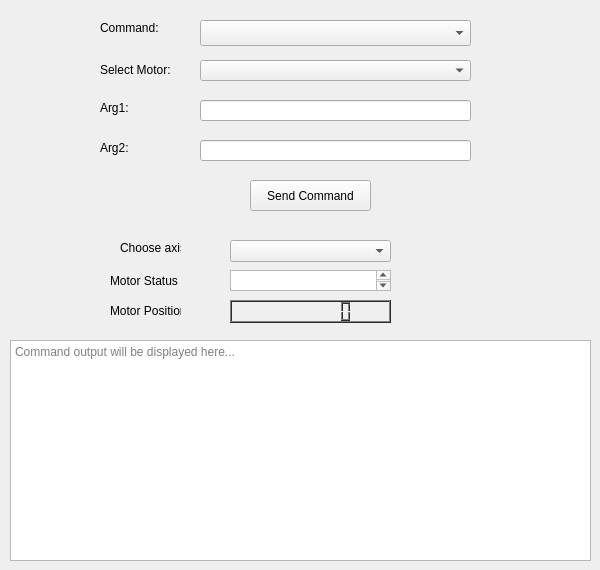
First picture: the form in Widget/main_window.ui, repository JetLuck12/University_project, before the edit.
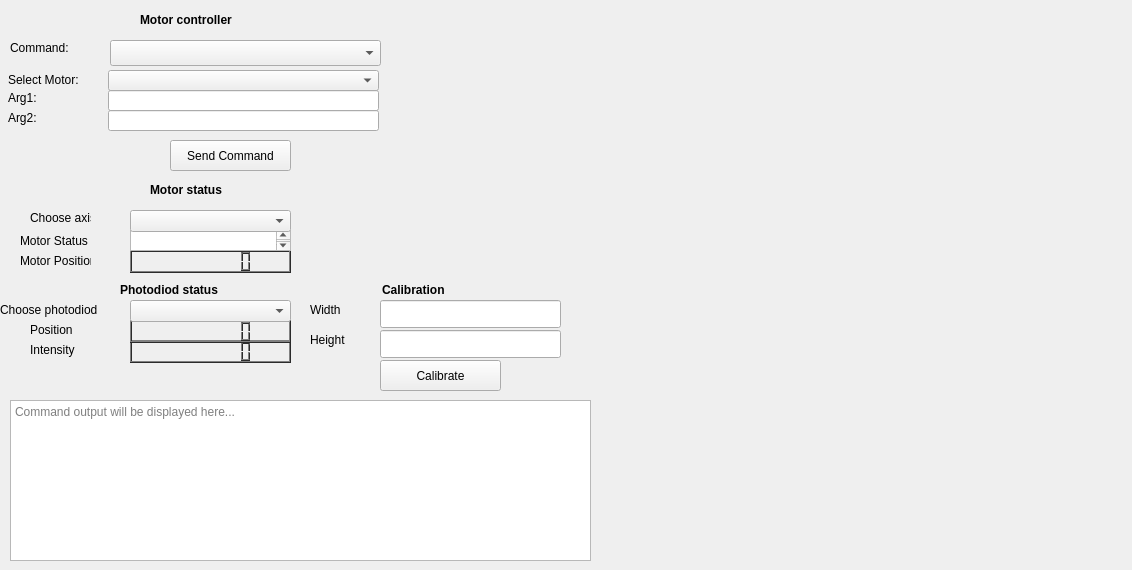
Second picture: the form after the edit.

Diff of the .ui file:
```diff
--- a/Widget/main_window.ui
+++ b/Widget/main_window.ui
@@ -6,7 +6,7 @@
    <rect>
     <x>0</x>
     <y>0</y>
-    <width>600</width>
+    <width>1132</width>
     <height>570</height>
    </rect>
   </property>
@@ -17,8 +17,8 @@
    <widget class="QLabel" name="label_command">
     <property name="geometry">
      <rect>
-      <x>100</x>
-      <y>20</y>
+      <x>10</x>
+      <y>40</y>
       <width>71</width>
       <height>16</height>
      </rect>
@@ -30,8 +30,8 @@
    <widget class="QLabel" name="label_select_motor">
     <property name="geometry">
      <rect>
-      <x>100</x>
-      <y>60</y>
+      <x>8</x>
+      <y>70</y>
       <width>91</width>
       <height>20</height>
      </rect>
@@ -43,8 +43,8 @@
    <widget class="QComboBox" name="combo_motor">
     <property name="geometry">
      <rect>
-      <x>200</x>
-      <y>60</y>
+      <x>108</x>
+      <y>70</y>
       <width>271</width>
       <height>21</height>
      </rect>
@@ -53,8 +53,8 @@
    <widget class="QLabel" name="label_arg1">
     <property name="geometry">
      <rect>
-      <x>100</x>
-      <y>100</y>
+      <x>8</x>
+      <y>90</y>
       <width>47</width>
       <height>16</height>
      </rect>
@@ -66,8 +66,8 @@
    <widget class="QLineEdit" name="line_arg1">
     <property name="geometry">
      <rect>
-      <x>200</x>
-      <y>100</y>
+      <x>108</x>
+      <y>90</y>
       <width>271</width>
       <height>21</height>
      </rect>
@@ -76,8 +76,8 @@
    <widget class="QLabel" name="label_arg2">
     <property name="geometry">
      <rect>
-      <x>100</x>
-      <y>140</y>
+      <x>8</x>
+      <y>110</y>
       <width>47</width>
       <height>16</height>
      </rect>
@@ -89,8 +89,8 @@
    <widget class="QLineEdit" name="line_arg2">
     <property name="geometry">
      <rect>
-      <x>200</x>
-      <y>140</y>
+      <x>108</x>
+      <y>110</y>
       <width>271</width>
       <height>21</height>
      </rect>
@@ -99,8 +99,8 @@
    <widget class="QPushButton" name="button_send">
     <property name="geometry">
      <rect>
-      <x>250</x>
-      <y>180</y>
+      <x>170</x>
+      <y>140</y>
       <width>121</width>
       <height>31</height>
      </rect>
@@ -112,8 +112,8 @@
    <widget class="QLabel" name="label_motor_info">
     <property name="geometry">
      <rect>
-      <x>110</x>
-      <y>270</y>
+      <x>20</x>
+      <y>230</y>
       <width>71</width>
       <height>21</height>
      </rect>
@@ -126,9 +126,9 @@
     <property name="geometry">
      <rect>
       <x>10</x>
-      <y>340</y>
+      <y>400</y>
       <width>581</width>
-      <height>221</height>
+      <height>161</height>
      </rect>
     </property>
     <property name="readOnly">
@@ -141,8 +141,8 @@
    <widget class="QComboBox" name="combo_command">
     <property name="geometry">
      <rect>
-      <x>200</x>
-      <y>20</y>
+      <x>110</x>
+      <y>40</y>
       <width>271</width>
       <height>26</height>
      </rect>
@@ -151,8 +151,8 @@
    <widget class="QLCDNumber" name="motor_pos">
     <property name="geometry">
      <rect>
-      <x>230</x>
-      <y>300</y>
+      <x>130</x>
+      <y>250</y>
       <width>161</width>
       <height>23</height>
      </rect>
@@ -606,8 +606,8 @@
    <widget class="QLabel" name="label_motor_info_2">
     <property name="geometry">
      <rect>
-      <x>110</x>
-      <y>300</y>
+      <x>20</x>
+      <y>250</y>
       <width>71</width>
       <height>21</height>
      </rect>
@@ -619,8 +619,8 @@
    <widget class="QTextEdit" name="motor_state">
     <property name="geometry">
      <rect>
-      <x>230</x>
-      <y>270</y>
+      <x>130</x>
+      <y>230</y>
       <width>161</width>
       <height>21</height>
      </rect>
@@ -629,8 +629,8 @@
    <widget class="QLabel" name="label">
     <property name="geometry">
      <rect>
-      <x>120</x>
-      <y>240</y>
+      <x>30</x>
+      <y>210</y>
       <width>61</width>
       <height>16</height>
      </rect>
@@ -642,8 +642,1078 @@
    <widget class="QComboBox" name="combo_axis">
     <property name="geometry">
      <rect>
-      <x>230</x>
-      <y>240</y>
+      <x>130</x>
+      <y>210</y>
+      <width>161</width>
+      <height>22</height>
+     </rect>
+    </property>
+   </widget>
+   <widget class="QLabel" name="label_2">
+    <property name="geometry">
+     <rect>
+      <x>140</x>
+      <y>10</y>
+      <width>121</width>
+      <height>20</height>
+     </rect>
+    </property>
+    <property name="text">
+     <string>&lt;html&gt;&lt;head/&gt;&lt;body&gt;&lt;p&gt;&lt;span style=&quot; font-weight:700;&quot;&gt;Motor controller&lt;/span&gt;&lt;/p&gt;&lt;/body&gt;&lt;/html&gt;</string>
+    </property>
+   </widget>
+   <widget class="QLabel" name="label_3">
+    <property name="geometry">
+     <rect>
+      <x>150</x>
+      <y>180</y>
+      <width>91</width>
+      <height>20</height>
+     </rect>
+    </property>
+    <property name="text">
+     <string>&lt;html&gt;&lt;head/&gt;&lt;body&gt;&lt;p&gt;&lt;span style=&quot; font-weight:700;&quot;&gt;Motor status&lt;/span&gt;&lt;/p&gt;&lt;/body&gt;&lt;/html&gt;</string>
+    </property>
+   </widget>
+   <widget class="QLabel" name="label_4">
+    <property name="geometry">
+     <rect>
+      <x>120</x>
+      <y>280</y>
+      <width>141</width>
+      <height>20</height>
+     </rect>
+    </property>
+    <property name="text">
+     <string>&lt;html&gt;&lt;head/&gt;&lt;body&gt;&lt;p&gt;&lt;span style=&quot; font-weight:700;&quot;&gt;Photodiod status&lt;/span&gt;&lt;/p&gt;&lt;/body&gt;&lt;/html&gt;</string>
+    </property>
+   </widget>
+   <widget class="QLCDNumber" name="photodiod_pos">
+    <property name="geometry">
+     <rect>
+      <x>130</x>
+      <y>340</y>
+      <width>161</width>
+      <height>23</height>
+     </rect>
+    </property>
+    <property name="palette">
+     <palette>
+      <active>
+       <colorrole role="WindowText">
+        <brush brushstyle="SolidPattern">
+         <color alpha="255">
+          <red>255</red>
+          <green>255</green>
+          <blue>255</blue>
+         </color>
+        </brush>
+       </colorrole>
+       <colorrole role="Button">
+        <brush brushstyle="SolidPattern">
+         <color alpha="255">
+          <red>86</red>
+          <green>86</green>
+          <blue>86</blue>
+         </color>
+        </brush>
+       </colorrole>
+       <colorrole role="Light">
+        <brush brushstyle="SolidPattern">
+         <color alpha="255">
+          <red>129</red>
+          <green>129</green>
+          <blue>129</blue>
+         </color>
+        </brush>
+       </colorrole>
+       <colorrole role="Midlight">
+        <brush brushstyle="SolidPattern">
+         <color alpha="255">
+          <red>107</red>
+          <green>107</green>
+          <blue>107</blue>
+         </color>
+        </brush>
+       </colorrole>
+       <colorrole role="Dark">
+        <brush brushstyle="SolidPattern">
+         <color alpha="255">
+          <red>43</red>
+          <green>43</green>
+          <blue>43</blue>
+         </color>
+        </brush>
+       </colorrole>
+       <colorrole role="Mid">
+        <brush brushstyle="SolidPattern">
+         <color alpha="255">
+          <red>57</red>
+          <green>57</green>
+          <blue>57</blue>
+         </color>
+        </brush>
+       </colorrole>
+       <colorrole role="Text">
+        <brush brushstyle="SolidPattern">
+         <color alpha="255">
+          <red>255</red>
+          <green>255</green>
+          <blue>255</blue>
+         </color>
+        </brush>
+       </colorrole>
+       <colorrole role="BrightText">
+        <brush brushstyle="SolidPattern">
+         <color alpha="255">
+          <red>255</red>
+          <green>255</green>
+          <blue>255</blue>
+         </color>
+        </brush>
+       </colorrole>
+       <colorrole role="ButtonText">
+        <brush brushstyle="SolidPattern">
+         <color alpha="255">
+          <red>255</red>
+          <green>255</green>
+          <blue>255</blue>
+         </color>
+        </brush>
+       </colorrole>
+       <colorrole role="Base">
+        <brush brushstyle="SolidPattern">
+         <color alpha="255">
+          <red>0</red>
+          <green>0</green>
+          <blue>0</blue>
+         </color>
+        </brush>
+       </colorrole>
+       <colorrole role="Window">
+        <brush brushstyle="SolidPattern">
+         <color alpha="255">
+          <red>86</red>
+          <green>86</green>
+          <blue>86</blue>
+         </color>
+        </brush>
+       </colorrole>
+       <colorrole role="Shadow">
+        <brush brushstyle="SolidPattern">
+         <color alpha="255">
+          <red>0</red>
+          <green>0</green>
+          <blue>0</blue>
+         </color>
+        </brush>
+       </colorrole>
+       <colorrole role="AlternateBase">
+        <brush brushstyle="SolidPattern">
+         <color alpha="255">
+          <red>43</red>
+          <green>43</green>
+          <blue>43</blue>
+         </color>
+        </brush>
+       </colorrole>
+       <colorrole role="ToolTipBase">
+        <brush brushstyle="SolidPattern">
+         <color alpha="255">
+          <red>255</red>
+          <green>255</green>
+          <blue>220</blue>
+         </color>
+        </brush>
+       </colorrole>
+       <colorrole role="ToolTipText">
+        <brush brushstyle="SolidPattern">
+         <color alpha="255">
+          <red>0</red>
+          <green>0</green>
+          <blue>0</blue>
+         </color>
+        </brush>
+       </colorrole>
+       <colorrole role="PlaceholderText">
+        <brush brushstyle="SolidPattern">
+         <color alpha="128">
+          <red>255</red>
+          <green>255</green>
+          <blue>255</blue>
+         </color>
+        </brush>
+       </colorrole>
+      </active>
+      <inactive>
+       <colorrole role="WindowText">
+        <brush brushstyle="SolidPattern">
+         <color alpha="255">
+          <red>255</red>
+          <green>255</green>
+          <blue>255</blue>
+         </color>
+        </brush>
+       </colorrole>
+       <colorrole role="Button">
+        <brush brushstyle="SolidPattern">
+         <color alpha="255">
+          <red>86</red>
+          <green>86</green>
+          <blue>86</blue>
+         </color>
+        </brush>
+       </colorrole>
+       <colorrole role="Light">
+        <brush brushstyle="SolidPattern">
+         <color alpha="255">
+          <red>129</red>
+          <green>129</green>
+          <blue>129</blue>
+         </color>
+        </brush>
+       </colorrole>
+       <colorrole role="Midlight">
+        <brush brushstyle="SolidPattern">
+         <color alpha="255">
+          <red>107</red>
+          <green>107</green>
+          <blue>107</blue>
+         </color>
+        </brush>
+       </colorrole>
+       <colorrole role="Dark">
+        <brush brushstyle="SolidPattern">
+         <color alpha="255">
+          <red>43</red>
+          <green>43</green>
+          <blue>43</blue>
+         </color>
+        </brush>
+       </colorrole>
+       <colorrole role="Mid">
+        <brush brushstyle="SolidPattern">
+         <color alpha="255">
+          <red>57</red>
+          <green>57</green>
+          <blue>57</blue>
+         </color>
+        </brush>
+       </colorrole>
+       <colorrole role="Text">
+        <brush brushstyle="SolidPattern">
+         <color alpha="255">
+          <red>255</red>
+          <green>255</green>
+          <blue>255</blue>
+         </color>
+        </brush>
+       </colorrole>
+       <colorrole role="BrightText">
+        <brush brushstyle="SolidPattern">
+         <color alpha="255">
+          <red>255</red>
+          <green>255</green>
+          <blue>255</blue>
+         </color>
+        </brush>
+       </colorrole>
+       <colorrole role="ButtonText">
+        <brush brushstyle="SolidPattern">
+         <color alpha="255">
+          <red>255</red>
+          <green>255</green>
+          <blue>255</blue>
+         </color>
+        </brush>
+       </colorrole>
+       <colorrole role="Base">
+        <brush brushstyle="SolidPattern">
+         <color alpha="255">
+          <red>0</red>
+          <green>0</green>
+          <blue>0</blue>
+         </color>
+        </brush>
+       </colorrole>
+       <colorrole role="Window">
+        <brush brushstyle="SolidPattern">
+         <color alpha="255">
+          <red>86</red>
+          <green>86</green>
+          <blue>86</blue>
+         </color>
+        </brush>
+       </colorrole>
+       <colorrole role="Shadow">
+        <brush brushstyle="SolidPattern">
+         <color alpha="255">
+          <red>0</red>
+          <green>0</green>
+          <blue>0</blue>
+         </color>
+        </brush>
+       </colorrole>
+       <colorrole role="AlternateBase">
+        <brush brushstyle="SolidPattern">
+         <color alpha="255">
+          <red>43</red>
+          <green>43</green>
+          <blue>43</blue>
+         </color>
+        </brush>
+       </colorrole>
+       <colorrole role="ToolTipBase">
+        <brush brushstyle="SolidPattern">
+         <color alpha="255">
+          <red>255</red>
+          <green>255</green>
+          <blue>220</blue>
+         </color>
+        </brush>
+       </colorrole>
+       <colorrole role="ToolTipText">
+        <brush brushstyle="SolidPattern">
+         <color alpha="255">
+          <red>0</red>
+          <green>0</green>
+          <blue>0</blue>
+         </color>
+        </brush>
+       </colorrole>
+       <colorrole role="PlaceholderText">
+        <brush brushstyle="SolidPattern">
+         <color alpha="128">
+          <red>255</red>
+          <green>255</green>
+          <blue>255</blue>
+         </color>
+        </brush>
+       </colorrole>
+      </inactive>
+      <disabled>
+       <colorrole role="WindowText">
+        <brush brushstyle="SolidPattern">
+         <color alpha="255">
+          <red>43</red>
+          <green>43</green>
+          <blue>43</blue>
+         </color>
+        </brush>
+       </colorrole>
+       <colorrole role="Button">
+        <brush brushstyle="SolidPattern">
+         <color alpha="255">
+          <red>86</red>
+          <green>86</green>
+          <blue>86</blue>
+         </color>
+        </brush>
+       </colorrole>
+       <colorrole role="Light">
+        <brush brushstyle="SolidPattern">
+         <color alpha="255">
+          <red>129</red>
+          <green>129</green>
+          <blue>129</blue>
+         </color>
+        </brush>
+       </colorrole>
+       <colorrole role="Midlight">
+        <brush brushstyle="SolidPattern">
+         <color alpha="255">
+          <red>107</red>
+          <green>107</green>
+          <blue>107</blue>
+         </color>
+        </brush>
+       </colorrole>
+       <colorrole role="Dark">
+        <brush brushstyle="SolidPattern">
+         <color alpha="255">
+          <red>43</red>
+          <green>43</green>
+          <blue>43</blue>
+         </color>
+        </brush>
+       </colorrole>
+       <colorrole role="Mid">
+        <brush brushstyle="SolidPattern">
+         <color alpha="255">
+          <red>57</red>
+          <green>57</green>
+          <blue>57</blue>
+         </color>
+        </brush>
+       </colorrole>
+       <colorrole role="Text">
+        <brush brushstyle="SolidPattern">
+         <color alpha="255">
+          <red>43</red>
+          <green>43</green>
+          <blue>43</blue>
+         </color>
+        </brush>
+       </colorrole>
+       <colorrole role="BrightText">
+        <brush brushstyle="SolidPattern">
+         <color alpha="255">
+          <red>255</red>
+          <green>255</green>
+          <blue>255</blue>
+         </color>
+        </brush>
+       </colorrole>
+       <colorrole role="ButtonText">
+        <brush brushstyle="SolidPattern">
+         <color alpha="255">
+          <red>43</red>
+          <green>43</green>
+          <blue>43</blue>
+         </color>
+        </brush>
+       </colorrole>
+       <colorrole role="Base">
+        <brush brushstyle="SolidPattern">
+         <color alpha="255">
+          <red>86</red>
+          <green>86</green>
+          <blue>86</blue>
+         </color>
+        </brush>
+       </colorrole>
+       <colorrole role="Window">
+        <brush brushstyle="SolidPattern">
+         <color alpha="255">
+          <red>86</red>
+          <green>86</green>
+          <blue>86</blue>
+         </color>
+        </brush>
+       </colorrole>
+       <colorrole role="Shadow">
+        <brush brushstyle="SolidPattern">
+         <color alpha="255">
+          <red>0</red>
+          <green>0</green>
+          <blue>0</blue>
+         </color>
+        </brush>
+       </colorrole>
+       <colorrole role="AlternateBase">
+        <brush brushstyle="SolidPattern">
+         <color alpha="255">
+          <red>86</red>
+          <green>86</green>
+          <blue>86</blue>
+         </color>
+        </brush>
+       </colorrole>
+       <colorrole role="ToolTipBase">
+        <brush brushstyle="SolidPattern">
+         <color alpha="255">
+          <red>255</red>
+          <green>255</green>
+          <blue>220</blue>
+         </color>
+        </brush>
+       </colorrole>
+       <colorrole role="ToolTipText">
+        <brush brushstyle="SolidPattern">
+         <color alpha="255">
+          <red>0</red>
+          <green>0</green>
+          <blue>0</blue>
+         </color>
+        </brush>
+       </colorrole>
+       <colorrole role="PlaceholderText">
+        <brush brushstyle="SolidPattern">
+         <color alpha="128">
+          <red>255</red>
+          <green>255</green>
+          <blue>255</blue>
+         </color>
+        </brush>
+       </colorrole>
+      </disabled>
+     </palette>
+    </property>
+    <property name="digitCount">
+     <number>8</number>
+    </property>
+   </widget>
+   <widget class="QLabel" name="label_5">
+    <property name="geometry">
+     <rect>
+      <x>30</x>
+      <y>320</y>
+      <width>63</width>
+      <height>20</height>
+     </rect>
+    </property>
+    <property name="text">
+     <string>Position</string>
+    </property>
+   </widget>
+   <widget class="QLabel" name="label_6">
+    <property name="geometry">
+     <rect>
+      <x>30</x>
+      <y>340</y>
+      <width>63</width>
+      <height>20</height>
+     </rect>
+    </property>
+    <property name="text">
+     <string>Intensity</string>
+    </property>
+   </widget>
+   <widget class="QLCDNumber" name="photodiod_data">
+    <property name="geometry">
+     <rect>
+      <x>130</x>
+      <y>320</y>
+      <width>161</width>
+      <height>23</height>
+     </rect>
+    </property>
+    <property name="palette">
+     <palette>
+      <active>
+       <colorrole role="WindowText">
+        <brush brushstyle="SolidPattern">
+         <color alpha="255">
+          <red>255</red>
+          <green>255</green>
+          <blue>255</blue>
+         </color>
+        </brush>
+       </colorrole>
+       <colorrole role="Button">
+        <brush brushstyle="SolidPattern">
+         <color alpha="255">
+          <red>86</red>
+          <green>86</green>
+          <blue>86</blue>
+         </color>
+        </brush>
+       </colorrole>
+       <colorrole role="Light">
+        <brush brushstyle="SolidPattern">
+         <color alpha="255">
+          <red>129</red>
+          <green>129</green>
+          <blue>129</blue>
+         </color>
+        </brush>
+       </colorrole>
+       <colorrole role="Midlight">
+        <brush brushstyle="SolidPattern">
+         <color alpha="255">
+          <red>107</red>
+          <green>107</green>
+          <blue>107</blue>
+         </color>
+        </brush>
+       </colorrole>
+       <colorrole role="Dark">
+        <brush brushstyle="SolidPattern">
+         <color alpha="255">
+          <red>43</red>
+          <green>43</green>
+          <blue>43</blue>
+         </color>
+        </brush>
+       </colorrole>
+       <colorrole role="Mid">
+        <brush brushstyle="SolidPattern">
+         <color alpha="255">
+          <red>57</red>
+          <green>57</green>
+          <blue>57</blue>
+         </color>
+        </brush>
+       </colorrole>
+       <colorrole role="Text">
+        <brush brushstyle="SolidPattern">
+         <color alpha="255">
+          <red>255</red>
+          <green>255</green>
+          <blue>255</blue>
+         </color>
+        </brush>
+       </colorrole>
+       <colorrole role="BrightText">
+        <brush brushstyle="SolidPattern">
+         <color alpha="255">
+          <red>255</red>
+          <green>255</green>
+          <blue>255</blue>
+         </color>
+        </brush>
+       </colorrole>
+       <colorrole role="ButtonText">
+        <brush brushstyle="SolidPattern">
+         <color alpha="255">
+          <red>255</red>
+          <green>255</green>
+          <blue>255</blue>
+         </color>
+        </brush>
+       </colorrole>
+       <colorrole role="Base">
+        <brush brushstyle="SolidPattern">
+         <color alpha="255">
+          <red>0</red>
+          <green>0</green>
+          <blue>0</blue>
+         </color>
+        </brush>
+       </colorrole>
+       <colorrole role="Window">
+        <brush brushstyle="SolidPattern">
+         <color alpha="255">
+          <red>86</red>
+          <green>86</green>
+          <blue>86</blue>
+         </color>
+        </brush>
+       </colorrole>
+       <colorrole role="Shadow">
+        <brush brushstyle="SolidPattern">
+         <color alpha="255">
+          <red>0</red>
+          <green>0</green>
+          <blue>0</blue>
+         </color>
+        </brush>
+       </colorrole>
+       <colorrole role="AlternateBase">
+        <brush brushstyle="SolidPattern">
+         <color alpha="255">
+          <red>43</red>
+          <green>43</green>
+          <blue>43</blue>
+         </color>
+        </brush>
+       </colorrole>
+       <colorrole role="ToolTipBase">
+        <brush brushstyle="SolidPattern">
+         <color alpha="255">
+          <red>255</red>
+          <green>255</green>
+          <blue>220</blue>
+         </color>
+        </brush>
+       </colorrole>
+       <colorrole role="ToolTipText">
+        <brush brushstyle="SolidPattern">
+         <color alpha="255">
+          <red>0</red>
+          <green>0</green>
+          <blue>0</blue>
+         </color>
+        </brush>
+       </colorrole>
+       <colorrole role="PlaceholderText">
+        <brush brushstyle="SolidPattern">
+         <color alpha="128">
+          <red>255</red>
+          <green>255</green>
+          <blue>255</blue>
+         </color>
+        </brush>
+       </colorrole>
+      </active>
+      <inactive>
+       <colorrole role="WindowText">
+        <brush brushstyle="SolidPattern">
+         <color alpha="255">
+          <red>255</red>
+          <green>255</green>
+          <blue>255</blue>
+         </color>
+        </brush>
+       </colorrole>
+       <colorrole role="Button">
+        <brush brushstyle="SolidPattern">
+         <color alpha="255">
+          <red>86</red>
+          <green>86</green>
+          <blue>86</blue>
+         </color>
+        </brush>
+       </colorrole>
+       <colorrole role="Light">
+        <brush brushstyle="SolidPattern">
+         <color alpha="255">
+          <red>129</red>
+          <green>129</green>
+          <blue>129</blue>
+         </color>
+        </brush>
+       </colorrole>
+       <colorrole role="Midlight">
+        <brush brushstyle="SolidPattern">
+         <color alpha="255">
+          <red>107</red>
+          <green>107</green>
+          <blue>107</blue>
+         </color>
+        </brush>
+       </colorrole>
+       <colorrole role="Dark">
+        <brush brushstyle="SolidPattern">
+         <color alpha="255">
+          <red>43</red>
+          <green>43</green>
+          <blue>43</blue>
+         </color>
+        </brush>
+       </colorrole>
+       <colorrole role="Mid">
+        <brush brushstyle="SolidPattern">
+         <color alpha="255">
+          <red>57</red>
+          <green>57</green>
+          <blue>57</blue>
+         </color>
+        </brush>
+       </colorrole>
+       <colorrole role="Text">
+        <brush brushstyle="SolidPattern">
+         <color alpha="255">
+          <red>255</red>
+          <green>255</green>
+          <blue>255</blue>
+         </color>
+        </brush>
+       </colorrole>
+       <colorrole role="BrightText">
+        <brush brushstyle="SolidPattern">
+         <color alpha="255">
+          <red>255</red>
+          <green>255</green>
+          <blue>255</blue>
+         </color>
+        </brush>
+       </colorrole>
+       <colorrole role="ButtonText">
+        <brush brushstyle="SolidPattern">
+         <color alpha="255">
+          <red>255</red>
+          <green>255</green>
+          <blue>255</blue>
+         </color>
+        </brush>
+       </colorrole>
+       <colorrole role="Base">
+        <brush brushstyle="SolidPattern">
+         <color alpha="255">
+          <red>0</red>
+          <green>0</green>
+          <blue>0</blue>
+         </color>
+        </brush>
+       </colorrole>
+       <colorrole role="Window">
+        <brush brushstyle="SolidPattern">
+         <color alpha="255">
+          <red>86</red>
+          <green>86</green>
+          <blue>86</blue>
+         </color>
+        </brush>
+       </colorrole>
+       <colorrole role="Shadow">
+        <brush brushstyle="SolidPattern">
+         <color alpha="255">
+          <red>0</red>
+          <green>0</green>
+          <blue>0</blue>
+         </color>
+        </brush>
+       </colorrole>
+       <colorrole role="AlternateBase">
+        <brush brushstyle="SolidPattern">
+         <color alpha="255">
+          <red>43</red>
+          <green>43</green>
+          <blue>43</blue>
+         </color>
+        </brush>
+       </colorrole>
+       <colorrole role="ToolTipBase">
+        <brush brushstyle="SolidPattern">
+         <color alpha="255">
+          <red>255</red>
+          <green>255</green>
+          <blue>220</blue>
+         </color>
+        </brush>
+       </colorrole>
+       <colorrole role="ToolTipText">
+        <brush brushstyle="SolidPattern">
+         <color alpha="255">
+          <red>0</red>
+          <green>0</green>
+          <blue>0</blue>
+         </color>
+        </brush>
+       </colorrole>
+       <colorrole role="PlaceholderText">
+        <brush brushstyle="SolidPattern">
+         <color alpha="128">
+          <red>255</red>
+          <green>255</green>
+          <blue>255</blue>
+         </color>
+        </brush>
+       </colorrole>
+      </inactive>
+      <disabled>
+       <colorrole role="WindowText">
+        <brush brushstyle="SolidPattern">
+         <color alpha="255">
+          <red>43</red>
+          <green>43</green>
+          <blue>43</blue>
+         </color>
+        </brush>
+       </colorrole>
+       <colorrole role="Button">
+        <brush brushstyle="SolidPattern">
+         <color alpha="255">
+          <red>86</red>
+          <green>86</green>
+          <blue>86</blue>
+         </color>
+        </brush>
+       </colorrole>
+       <colorrole role="Light">
+        <brush brushstyle="SolidPattern">
+         <color alpha="255">
+          <red>129</red>
+          <green>129</green>
+          <blue>129</blue>
+         </color>
+        </brush>
+       </colorrole>
+       <colorrole role="Midlight">
+        <brush brushstyle="SolidPattern">
+         <color alpha="255">
+          <red>107</red>
+          <green>107</green>
+          <blue>107</blue>
+         </color>
+        </brush>
+       </colorrole>
+       <colorrole role="Dark">
+        <brush brushstyle="SolidPattern">
+         <color alpha="255">
+          <red>43</red>
+          <green>43</green>
+          <blue>43</blue>
+         </color>
+        </brush>
+       </colorrole>
+       <colorrole role="Mid">
+        <brush brushstyle="SolidPattern">
+         <color alpha="255">
+          <red>57</red>
+          <green>57</green>
+          <blue>57</blue>
+         </color>
+        </brush>
+       </colorrole>
+       <colorrole role="Text">
+        <brush brushstyle="SolidPattern">
+         <color alpha="255">
+          <red>43</red>
+          <green>43</green>
+          <blue>43</blue>
+         </color>
+        </brush>
+       </colorrole>
+       <colorrole role="BrightText">
+        <brush brushstyle="SolidPattern">
+         <color alpha="255">
+          <red>255</red>
+          <green>255</green>
+          <blue>255</blue>
+         </color>
+        </brush>
+       </colorrole>
+       <colorrole role="ButtonText">
+        <brush brushstyle="SolidPattern">
+         <color alpha="255">
+          <red>43</red>
+          <green>43</green>
+          <blue>43</blue>
+         </color>
+        </brush>
+       </colorrole>
+       <colorrole role="Base">
+        <brush brushstyle="SolidPattern">
+         <color alpha="255">
+          <red>86</red>
+          <green>86</green>
+          <blue>86</blue>
+         </color>
+        </brush>
+       </colorrole>
+       <colorrole role="Window">
+        <brush brushstyle="SolidPattern">
+         <color alpha="255">
+          <red>86</red>
+          <green>86</green>
+          <blue>86</blue>
+         </color>
+        </brush>
+       </colorrole>
+       <colorrole role="Shadow">
+        <brush brushstyle="SolidPattern">
+         <color alpha="255">
+          <red>0</red>
+          <green>0</green>
+          <blue>0</blue>
+         </color>
+        </brush>
+       </colorrole>
+       <colorrole role="AlternateBase">
+        <brush brushstyle="SolidPattern">
+         <color alpha="255">
+          <red>86</red>
+          <green>86</green>
+          <blue>86</blue>
+         </color>
+        </brush>
+       </colorrole>
+       <colorrole role="ToolTipBase">
+        <brush brushstyle="SolidPattern">
+         <color alpha="255">
+          <red>255</red>
+          <green>255</green>
+          <blue>220</blue>
+         </color>
+        </brush>
+       </colorrole>
+       <colorrole role="ToolTipText">
+        <brush brushstyle="SolidPattern">
+         <color alpha="255">
+          <red>0</red>
+          <green>0</green>
+          <blue>0</blue>
+         </color>
+        </brush>
+       </colorrole>
+       <colorrole role="PlaceholderText">
+        <brush brushstyle="SolidPattern">
+         <color alpha="128">
+          <red>255</red>
+          <green>255</green>
+          <blue>255</blue>
+         </color>
+        </brush>
+       </colorrole>
+      </disabled>
+     </palette>
+    </property>
+    <property name="digitCount">
+     <number>8</number>
+    </property>
+   </widget>
+   <widget class="QLabel" name="label_7">
+    <property name="geometry">
+     <rect>
+      <x>382</x>
+      <y>280</y>
+      <width>81</width>
+      <height>20</height>
+     </rect>
+    </property>
+    <property name="text">
+     <string>&lt;html&gt;&lt;head/&gt;&lt;body&gt;&lt;p&gt;&lt;span style=&quot; font-weight:700;&quot;&gt;Calibration&lt;/span&gt;&lt;/p&gt;&lt;/body&gt;&lt;/html&gt;</string>
+    </property>
+   </widget>
+   <widget class="QLineEdit" name="calibration_width">
+    <property name="geometry">
+     <rect>
+      <x>380</x>
+      <y>300</y>
+      <width>181</width>
+      <height>28</height>
+     </rect>
+    </property>
+   </widget>
+   <widget class="QLabel" name="label_8">
+    <property name="geometry">
+     <rect>
+      <x>310</x>
+      <y>300</y>
+      <width>63</width>
+      <height>20</height>
+     </rect>
+    </property>
+    <property name="text">
+     <string>Width</string>
+    </property>
+   </widget>
+   <widget class="QLabel" name="label_9">
+    <property name="geometry">
+     <rect>
+      <x>310</x>
+      <y>330</y>
+      <width>63</width>
+      <height>20</height>
+     </rect>
+    </property>
+    <property name="text">
+     <string>Height</string>
+    </property>
+   </widget>
+   <widget class="QLineEdit" name="calibration_height">
+    <property name="geometry">
+     <rect>
+      <x>380</x>
+      <y>330</y>
+      <width>181</width>
+      <height>28</height>
+     </rect>
+    </property>
+   </widget>
+   <widget class="QPushButton" name="button_calibrate">
+    <property name="geometry">
+     <rect>
+      <x>380</x>
+      <y>360</y>
+      <width>121</width>
+      <height>31</height>
+     </rect>
+    </property>
+    <property name="text">
+     <string>Calibrate</string>
+    </property>
+   </widget>
+   <widget class="QLabel" name="label_10">
+    <property name="geometry">
+     <rect>
+      <x>0</x>
+      <y>300</y>
+      <width>131</width>
+      <height>20</height>
+     </rect>
+    </property>
+    <property name="text">
+     <string>Choose photodiod</string>
+    </property>
+   </widget>
+   <widget class="QComboBox" name="combo_diod">
+    <property name="geometry">
+     <rect>
+      <x>130</x>
+      <y>300</y>
       <width>161</width>
       <height>22</height>
      </rect>
```
